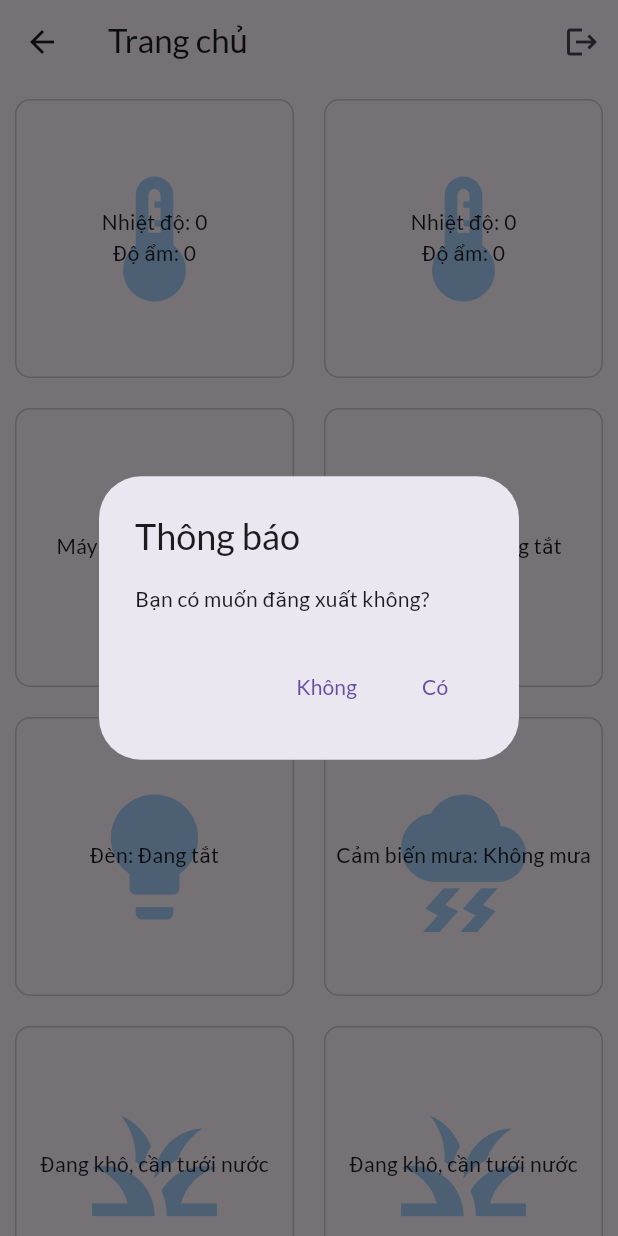
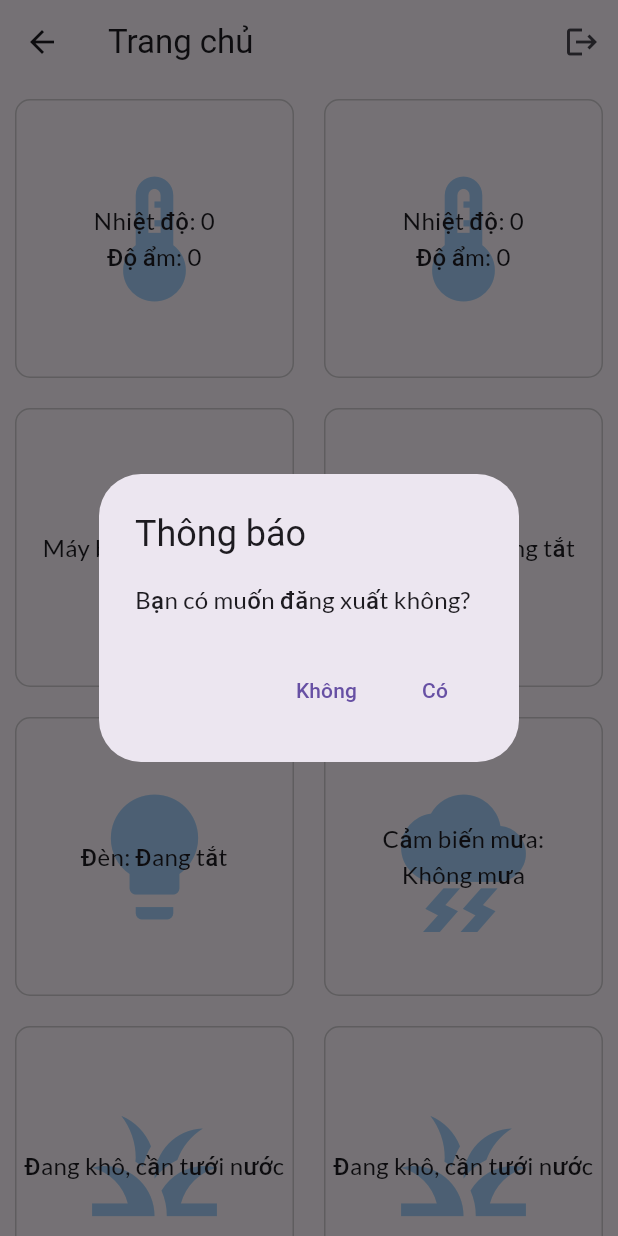
Before and after one commit to blacksheepwall1994/garden_guard, a Flutter app: the HomePage screen opened by its route, after a tap on the "logout" icon, on a phone screen of 412 x 824 dp. Run offline on Flutter 3.47's test engine with Material 3 defaults, Android fonts, the phone set to English and light mode, and no system bars; our stand-ins replace get, get_storage, google_fonts, logger; missing offline and left inert: im_animations, mqtt_client; accounts and stored records are empty; statements that could not run were skipped.

Commit message:
add textstyle

```diff
--- a/lib/main.dart
+++ b/lib/main.dart
@@ -25,7 +25,12 @@ class MyApp extends StatelessWidget {
       theme: ThemeData(
         primarySwatch: Colors.blue,
         textTheme: GoogleFonts.latoTextTheme(
-          Theme.of(context).textTheme,
+          const TextTheme(
+            bodyMedium: TextStyle(
+              fontSize: 16,
+              fontWeight: FontWeight.w500,
+            ),
+          ),
         ),
       ),
       // home: const MyHomePage(title: 'Flutter Demo Home Page'),
--- a/lib/ui/home/home_page.dart
+++ b/lib/ui/home/home_page.dart
@@ -1,6 +1,7 @@
 import 'package:flutter/material.dart';
 import 'package:garden_guard/components/garden_components.dart';
 import 'package:garden_guard/garden_guard_src.dart';
+import 'package:garden_guard/utils/util_widget.dart';
 
 import 'package:get/get.dart';
 
--- a/lib/ui/home/home_widget.dart
+++ b/lib/ui/home/home_widget.dart
@@ -16,10 +16,10 @@ Widget _buildDHTSensor(Dht? dht) {
   return Column(
     mainAxisAlignment: MainAxisAlignment.center,
     children: [
-      Text(
+      UtilWidget.buildText(
         "Nhiệt độ: ${dht?.temperature.toString() ?? '0'}",
       ),
-      Text(
+      UtilWidget.buildText(
         "Độ ẩm: ${dht?.humidity.toString() ?? '0'}",
       ),
     ],
@@ -46,6 +46,7 @@ Widget _buildItem(int index, HomeCtrl controller) {
               size: 100,
             ),
           ),
+          //TODO: máy bơm, đèn chuyển thành nút bấm
           _buildDataSensor(index, controller),
         ],
       ),
@@ -94,23 +95,27 @@ Widget _buildDataSensor(int index, HomeCtrl controller) {
     case 1:
       return _buildDHTSensor(controller.dataModel.value.dht2);
     case 2:
-      return Text(
+      return UtilWidget.buildText(
           "Máy bơm 1: ${getStatusSensor(controller.dataModel.value.motor1)}");
     case 3:
-      return Text(
+      return UtilWidget.buildText(
           "Máy bơm 2: ${getStatusSensor(controller.dataModel.value.motor2)}");
     case 4:
-      return Text("Đèn: ${getStatusSensor(controller.dataModel.value.light)}");
+      return UtilWidget.buildText(
+          "Đèn: ${getStatusSensor(controller.dataModel.value.light)}");
     case 5:
-      return Text(
-          "Cảm biến mưa: ${controller.dataModel.value.rainSensor == true ? 'Đang mưa' : 'Không mưa'}");
+      return UtilWidget.buildText(
+          "Cảm biến mưa: \n${controller.dataModel.value.rainSensor == true ? 'Đang mưa' : 'Không mưa'}");
     case 6:
-      return Text(getSoilData(controller.dataModel.value.soilMoisture1));
+      return UtilWidget.buildText(
+          getSoilData(controller.dataModel.value.soilMoisture1));
     case 7:
-      return Text(getSoilData(controller.dataModel.value.soilMoisture2));
+      return UtilWidget.buildText(
+          getSoilData(controller.dataModel.value.soilMoisture2));
     case 8:
-      return Text(getWaterLevel(controller.dataModel.value.waterLevel));
+      return UtilWidget.buildText(
+          getWaterLevel(controller.dataModel.value.waterLevel));
     default:
-      return const Text("Lỗi đọc dữ liệu");
+      return UtilWidget.buildText("Lỗi đọc dữ liệu");
   }
 }
--- /dev/null
+++ b/lib/utils/util_widget.dart
@@ -0,0 +1,11 @@
+import 'package:flutter/material.dart';
+
+class UtilWidget {
+  static Widget buildText(String title) {
+    return Text(
+      title,
+      maxLines: 2,
+      textAlign: TextAlign.center,
+    );
+  }
+}
```
